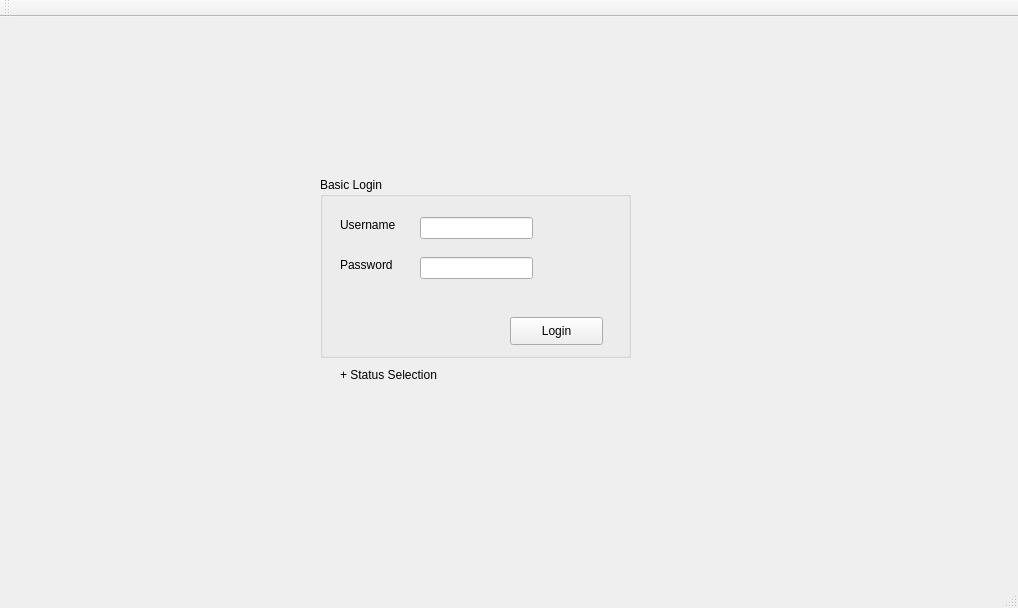
The window that src/CS1D-TMOTTBG/mainwindow.ui (cydiasa/CS1D-TMOTTBG) describes before a commit, drawn with Qt 5.
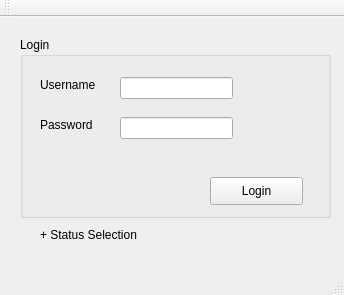
The same window after the commit.

```diff
--- a/src/CS1D-TMOTTBG/mainwindow.ui
+++ b/src/CS1D-TMOTTBG/mainwindow.ui
@@ -6,8 +6,8 @@
    <rect>
     <x>0</x>
     <y>0</y>
-    <width>1018</width>
-    <height>608</height>
+    <width>344</width>
+    <height>295</height>
    </rect>
   </property>
   <property name="windowTitle">
@@ -17,14 +17,14 @@
    <widget class="QGroupBox" name="groupBox">
     <property name="geometry">
      <rect>
-      <x>320</x>
-      <y>160</y>
+      <x>20</x>
+      <y>20</y>
       <width>311</width>
       <height>181</height>
      </rect>
     </property>
     <property name="title">
-     <string>Basic Login</string>
+     <string>Login</string>
     </property>
     <widget class="QLabel" name="label_username">
      <property name="geometry">
@@ -92,8 +92,8 @@
    <widget class="QLabel" name="label_status">
     <property name="geometry">
      <rect>
-      <x>340</x>
-      <y>350</y>
+      <x>40</x>
+      <y>210</y>
       <width>281</width>
       <height>16</height>
      </rect>
```
Left out of the diff: 4 changed lines with no effect on the pictures.
